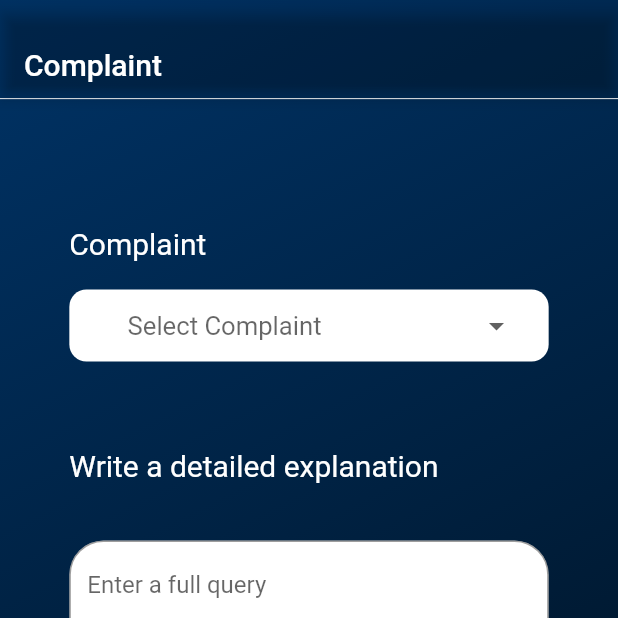
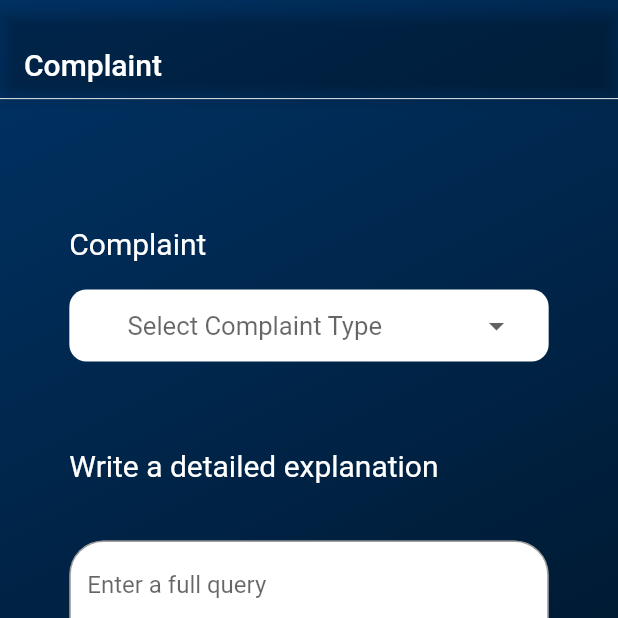
Before and after one commit to srivnaman/Mess, a Flutter app: the MainScreen screen opened directly, item 3 of the bottom bar chosen, on a phone screen of 412 x 824 dp, the top half of it. Run offline on Flutter 3.47's test engine with Material 2 defaults, Android fonts, the phone set to English and light mode, and no system bars; drawn by our look-alikes of dropdown_button2, google_nav_bar; our stand-ins replace cloud_firestore, custom_navigation_bar, firebase_auth, firebase_core, flutter_screenutil, fluttertoast; accounts and stored records are empty.

Commit message:
Update complaint.dart

```diff
--- a/lib/Screens/ScreenWidgets/Complaints/complaint.dart
+++ b/lib/Screens/ScreenWidgets/Complaints/complaint.dart
@@ -89,7 +89,7 @@ class _ComplaintState extends State<Complaint> {
                   DropDown(
                     items: complaintTypeList,
                     handleDropDown: handleComplaint,
-                    text: "Select Complaint",
+                    text: "Select Complaint Type",
                   ),
                   SizedBox(
                     height: 30.h,
```
